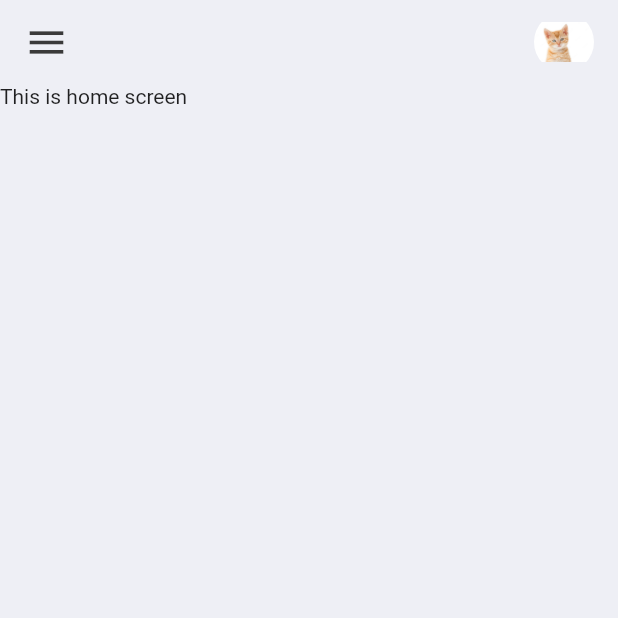
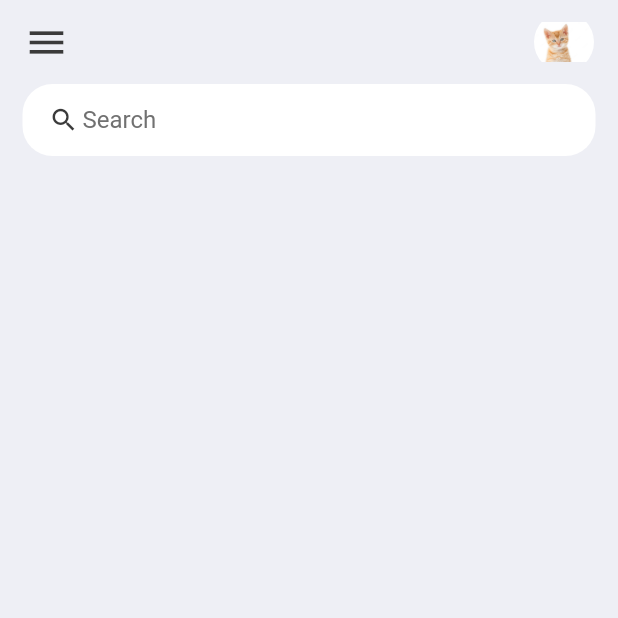
Before and after one commit to Luizrebelatto/app-study-input, a Flutter app: the screen it shows after launch, on a phone screen of 412 x 824 dp, the top half of it. Run offline on Flutter 3.47's test engine with Material 2 defaults, Android fonts, the phone set to English and light mode, and no system bars.

Commit message:
feat: input

```diff
--- a/lib/screens/home.dart
+++ b/lib/screens/home.dart
@@ -10,7 +10,28 @@ class Home extends StatelessWidget {
       backgroundColor: tdBGColor,
       appBar: _buildAppBar(),
       body: Container(
-        child: Text('This is home screen'),
+        padding: EdgeInsets.symmetric(horizontal: 15),
+        child: Column(
+          children: [
+            Container(
+              padding: EdgeInsets.symmetric(horizontal: 15),
+              decoration: BoxDecoration(
+                color: Colors.white,
+                borderRadius: BorderRadius.circular(20)
+              ),
+              child: TextField(
+                decoration: InputDecoration(
+                  contentPadding: EdgeInsets.all(0),
+                  prefixIcon: Icon(Icons.search, color: tdBlack, size: 20),
+                  prefixIconConstraints: BoxConstraints(maxHeight: 20, minWidth: 25),
+                  border: InputBorder.none,
+                  hintText: 'Search',
+                  hintStyle: TextStyle( color: tdGrey)
+                ),
+              ),
+            )
+          ]
+          ),
       ),
     );
   }
```
